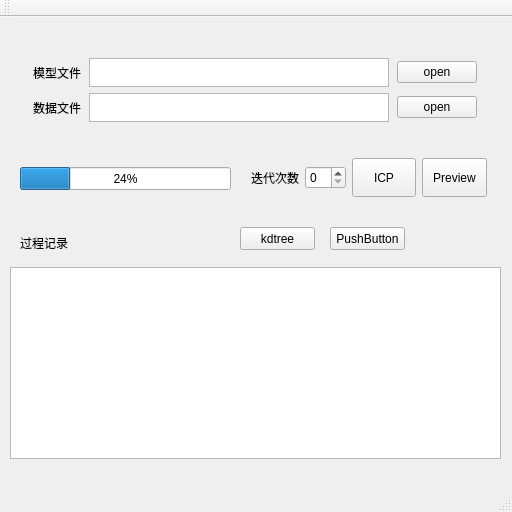
This is pcl-qt_widgets/src/mainwindow.ui in isnow4ever/pcl as Qt 5 draws it before an edit. The edited form follows.
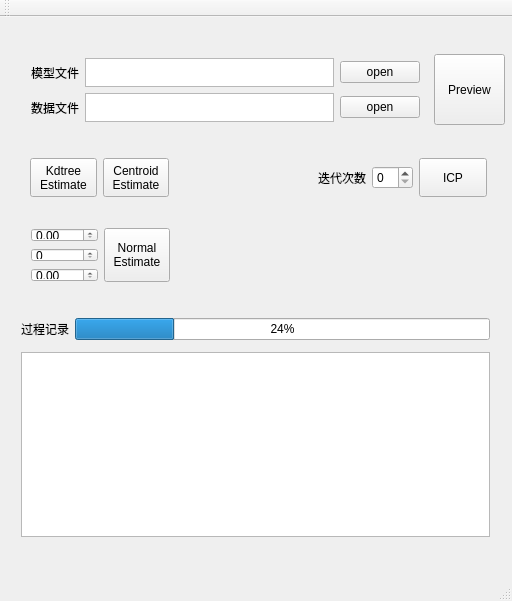
This is the edited form.

Commit message: Normal Estimate params & OpenMP

```diff
--- a/pcl-qt_widgets/src/mainwindow.ui
+++ b/pcl-qt_widgets/src/mainwindow.ui
@@ -7,32 +7,19 @@
     <x>0</x>
     <y>0</y>
     <width>512</width>
-    <height>512</height>
+    <height>601</height>
    </rect>
   </property>
   <property name="windowTitle">
    <string>MainWindow</string>
   </property>
   <widget class="QWidget" name="centralWidget">
-   <widget class="QProgressBar" name="progressBar">
-    <property name="geometry">
-     <rect>
-      <x>20</x>
-      <y>150</y>
-      <width>211</width>
-      <height>23</height>
-     </rect>
-    </property>
-    <property name="value">
-     <number>24</number>
-    </property>
-   </widget>
    <widget class="QWidget" name="gridLayoutWidget">
     <property name="geometry">
      <rect>
       <x>20</x>
       <y>30</y>
-      <width>471</width>
+      <width>411</width>
       <height>86</height>
      </rect>
     </property>
@@ -135,22 +122,12 @@
      </item>
     </layout>
    </widget>
-   <widget class="QTextBrowser" name="textBrowser_3">
-    <property name="geometry">
-     <rect>
-      <x>10</x>
-      <y>250</y>
-      <width>491</width>
-      <height>192</height>
-     </rect>
-    </property>
-   </widget>
    <widget class="QWidget" name="gridLayoutWidget_2">
     <property name="geometry">
      <rect>
-      <x>240</x>
+      <x>307</x>
       <y>130</y>
-      <width>258</width>
+      <width>191</width>
       <height>61</height>
      </rect>
     </property>
@@ -194,8 +171,56 @@
        </property>
       </widget>
      </item>
-     <item row="0" column="4">
-      <widget class="QPushButton" name="pushButton_4">
+    </layout>
+   </widget>
+   <widget class="QWidget" name="verticalLayoutWidget">
+    <property name="geometry">
+     <rect>
+      <x>10</x>
+      <y>290</y>
+      <width>491</width>
+      <height>241</height>
+     </rect>
+    </property>
+    <layout class="QVBoxLayout" name="verticalLayout">
+     <item>
+      <layout class="QHBoxLayout" name="horizontalLayout">
+       <property name="bottomMargin">
+        <number>6</number>
+       </property>
+       <item>
+        <widget class="QLabel" name="label_4">
+         <property name="text">
+          <string>过程记录</string>
+         </property>
+        </widget>
+       </item>
+       <item>
+        <widget class="QProgressBar" name="progressBar">
+         <property name="value">
+          <number>24</number>
+         </property>
+        </widget>
+       </item>
+      </layout>
+     </item>
+     <item>
+      <widget class="QTextBrowser" name="textBrowser_3"/>
+     </item>
+    </layout>
+   </widget>
+   <widget class="QWidget" name="horizontalLayoutWidget_2">
+    <property name="geometry">
+     <rect>
+      <x>19</x>
+      <y>130</y>
+      <width>161</width>
+      <height>61</height>
+     </rect>
+    </property>
+    <layout class="QHBoxLayout" name="horizontalLayout_2">
+     <item>
+      <widget class="QPushButton" name="pushButton_5">
        <property name="sizePolicy">
         <sizepolicy hsizetype="Minimum" vsizetype="Expanding">
          <horstretch>0</horstretch>
@@ -203,50 +228,114 @@
         </sizepolicy>
        </property>
        <property name="text">
-        <string>Preview</string>
+        <string>Kdtree
+Estimate</string>
        </property>
       </widget>
      </item>
+     <item>
+      <widget class="QPushButton" name="pushButton_6">
+       <property name="sizePolicy">
+        <sizepolicy hsizetype="Minimum" vsizetype="Expanding">
+         <horstretch>0</horstretch>
+         <verstretch>0</verstretch>
+        </sizepolicy>
+       </property>
+       <property name="text">
+        <string>Centroid
+Estimate</string>
+       </property>
+      </widget>
+     </item>
     </layout>
    </widget>
-   <widget class="QLabel" name="label_4">
+   <widget class="QPushButton" name="pushButton_4">
+    <property name="geometry">
+     <rect>
+      <x>434</x>
+      <y>37</y>
+      <width>71</width>
+      <height>71</height>
+     </rect>
+    </property>
+    <property name="sizePolicy">
+     <sizepolicy hsizetype="Minimum" vsizetype="Expanding">
+      <horstretch>0</horstretch>
+      <verstretch>0</verstretch>
+     </sizepolicy>
+    </property>
+    <property name="text">
+     <string>Preview</string>
+    </property>
+   </widget>
+   <widget class="QWidget" name="horizontalLayoutWidget">
     <property name="geometry">
      <rect>
       <x>20</x>
-      <y>220</y>
-      <width>54</width>
-      <height>12</height>
+      <y>200</y>
+      <width>161</width>
+      <height>76</height>
      </rect>
     </property>
-    <property name="text">
-     <string>过程记录</string>
-    </property>
-   </widget>
-   <widget class="QPushButton" name="pushButton_5">
-    <property name="geometry">
-     <rect>
-      <x>240</x>
-      <y>210</y>
-      <width>75</width>
-      <height>23</height>
-     </rect>
-    </property>
-    <property name="text">
-     <string>kdtree</string>
-    </property>
-   </widget>
-   <widget class="QPushButton" name="pushButton_6">
-    <property name="geometry">
-     <rect>
-      <x>330</x>
-      <y>210</y>
-      <width>75</width>
-      <height>23</height>
-     </rect>
-    </property>
-    <property name="text">
-     <string>PushButton</string>
-    </property>
+    <layout class="QHBoxLayout" name="horizontalLayout_3">
+     <item>
+      <layout class="QVBoxLayout" name="verticalLayout_2">
+       <item>
+        <widget class="QDoubleSpinBox" name="doubleSpinBox_2">
+         <property name="sizePolicy">
+          <sizepolicy hsizetype="Expanding" vsizetype="Fixed">
+           <horstretch>0</horstretch>
+           <verstretch>0</verstretch>
+          </sizepolicy>
+         </property>
+         <property name="maximum">
+          <double>99999.990000000005239</double>
+         </property>
+        </widget>
+       </item>
+       <item>
+        <widget class="QSpinBox" name="spinBox_2">
+         <property name="sizePolicy">
+          <sizepolicy hsizetype="Expanding" vsizetype="Fixed">
+           <horstretch>0</horstretch>
+           <verstretch>0</verstretch>
+          </sizepolicy>
+         </property>
+         <property name="maximum">
+          <number>99999</number>
+         </property>
+        </widget>
+       </item>
+       <item>
+        <widget class="QDoubleSpinBox" name="doubleSpinBox">
+         <property name="sizePolicy">
+          <sizepolicy hsizetype="Expanding" vsizetype="Fixed">
+           <horstretch>0</horstretch>
+           <verstretch>0</verstretch>
+          </sizepolicy>
+         </property>
+         <property name="maximum">
+          <double>9999.989999999999782</double>
+         </property>
+        </widget>
+       </item>
+      </layout>
+     </item>
+     <item>
+      <widget class="QPushButton" name="pushButton_7">
+       <property name="sizePolicy">
+        <sizepolicy hsizetype="Minimum" vsizetype="Expanding">
+         <horstretch>0</horstretch>
+         <verstretch>0</verstretch>
+        </sizepolicy>
+       </property>
+       <property name="text">
+        <string>Normal
+Estimate</string>
+       </property>
+      </widget>
+     </item>
+    </layout>
    </widget>
   </widget>
   <widget class="QMenuBar" name="menuBar">
```
Left out of the diff: 74 changed lines with no effect on the pictures. The commit also changes 4 other files.
